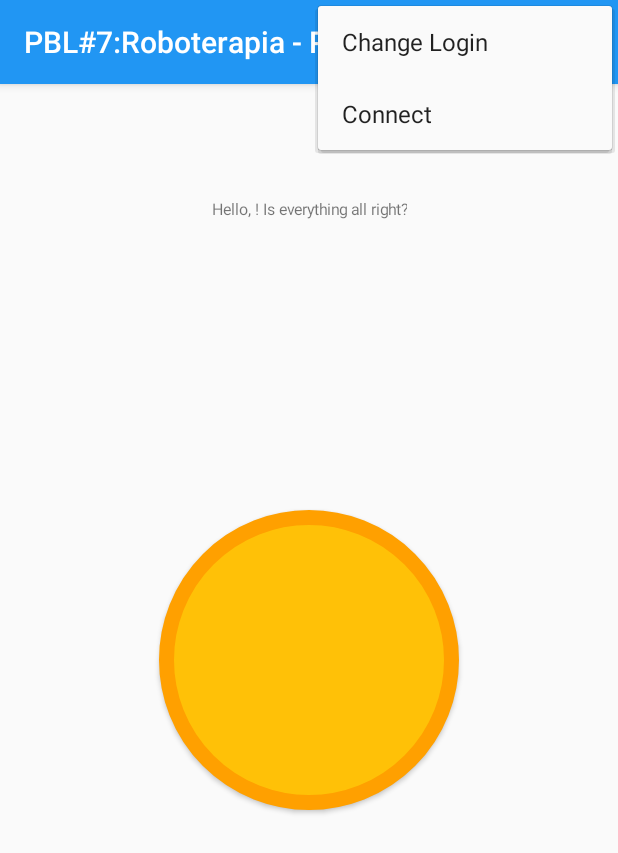
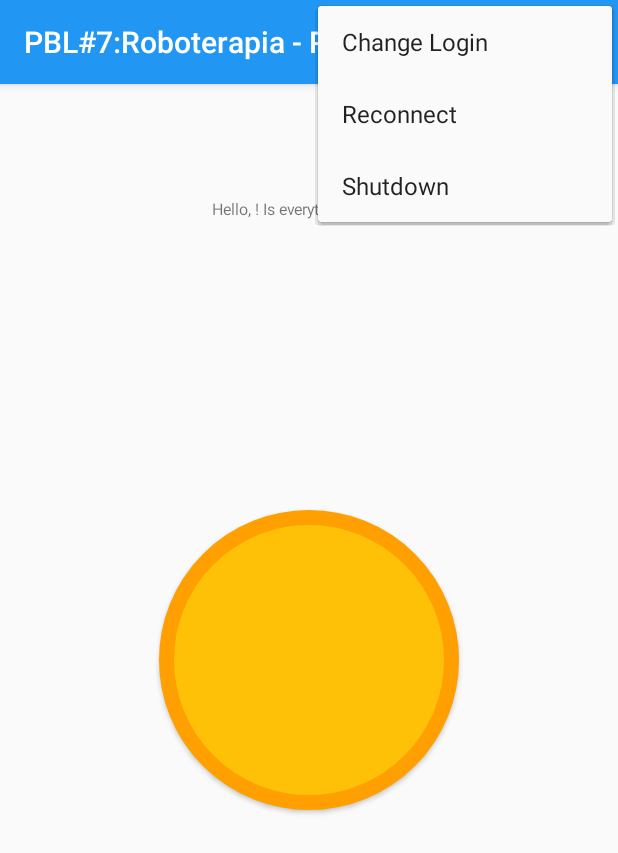
Before and after one commit to ryfterek/Roboterapia-, an Android app: the IdleActivity screen opened directly, with no data from a screen before it, with the options menu open, on a phone screen of 412 x 824 dp. Shown: the top 853 px of the screen. Run offline under Robolectric (Android 15) with nearby library versions, the phone set to English and light mode, and no system bars; 1 statement that could not run was skipped.

Commit message:
Changed file name to lowercase

```diff
--- a/app/src/main/java/pbl7roboterapia/pbl7/IdleActivity.java
+++ b/app/src/main/java/pbl7roboterapia/pbl7/IdleActivity.java
@@ -52,40 +52,33 @@ public class IdleActivity extends AppCompatActivity {
     /** Handling overlay menu item press */
     @Override
     public boolean onOptionsItemSelected(MenuItem item) {
+
+        Intent service = new Intent(this, AppService.class);
+        ServiceCheck serviceCheck = new ServiceCheck(this);
+
         switch (item.getItemId()){
             case R.id.settings:
                 Intent intent = new Intent(this, LoginActivity.class);
                 startActivity(intent);
                 finish();
             break;
-            case R.id.shutdown:
-                ServiceCheck serviceCheck = new ServiceCheck(this);
-
-                if (serviceCheck.isMyServiceRunning(AppService.class) == true) {
-                    Intent service = new Intent(this, AppService.class);
+            case R.id.reconnect:
+                if (serviceCheck.isMyServiceRunning(AppService.class)) {
                     unbindService(mConnection);
                     stopService(service);
-                }else{
-                    Intent service = new Intent(this, AppService.class);
-                    bindService(service, mConnection, BIND_AUTO_CREATE);
-                    startService(service);
                 }
-
+                startService(service);
+                bindService(service, mConnection, BIND_AUTO_CREATE);
+            break;
+            case R.id.shutdown:
+                if (serviceCheck.isMyServiceRunning(AppService.class)) {
+                    unbindService(mConnection);
+                    stopService(service);
+                }
+                finish();
             break;
         }
         return super.onOptionsItemSelected(item);
-    }
-
-    @Override
-    public boolean onPrepareOptionsMenu(Menu menu){
-        MenuItem toggler = menu.findItem(R.id.shutdown);
-        ServiceCheck serviceCheck = new ServiceCheck(this);
-        if (serviceCheck.isMyServiceRunning(AppService.class) == true) {
-            toggler.setTitle(getResources().getString(R.string.menu_disconnect_text));
-        }else{
-            toggler.setTitle(getResources().getString(R.string.menu_connect_text));
-        }
-        return super.onPrepareOptionsMenu(menu);
     }
 
     @Override
--- a/app/src/main/res/menu/menu.xml
+++ b/app/src/main/res/menu/menu.xml
@@ -6,9 +6,13 @@
     <item
         android:id="@+id/settings"
         android:title="@string/menu_settings_text"
-        app:showAsAction="never"></item>
+        app:showAsAction="never"/>
+    <item
+        android:id="@+id/reconnect"
+        android:title="@string/menu_reconnect_text"
+        app:showAsAction="never"/>
     <item
         android:id="@+id/shutdown"
-        android:title="@string/menu_connect_text"
-        app:showAsAction="never"></item>
+        android:title="@string/menu_shutdown_text"
+        app:showAsAction="never"/>
 </menu>
--- a/app/src/main/res/values/strings.xml
+++ b/app/src/main/res/values/strings.xml
@@ -15,8 +15,8 @@
 
     <!-- Strings for Menus & Settings -->
     <string name="menu_settings_text">Change Login</string>
-    <string name="menu_connect_text">Connect</string>
-    <string name="menu_disconnect_text">Disconnect</string>
+    <string name="menu_reconnect_text">Reconnect</string>
+    <string name="menu_shutdown_text">Shutdown</string>
 
     <!-- Strings for Notifications -->
     <string name="ongoing_text">We are here to help you.</string>
```
